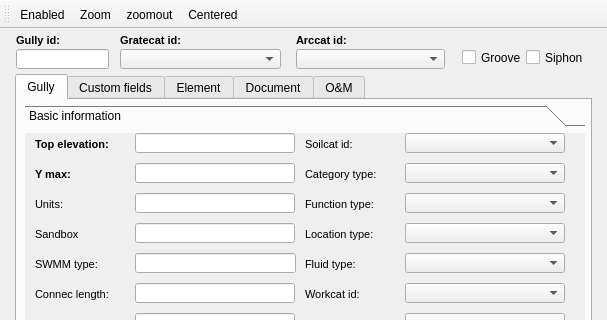
This is ui/ud_man_gully.ui in Giswater/giswater_qgis_plugin as Qt 5 draws it before an edit; both pictures show x 0 to 607 and y 0 to 320 of the 607 by 718 pixel window. The edited form follows.
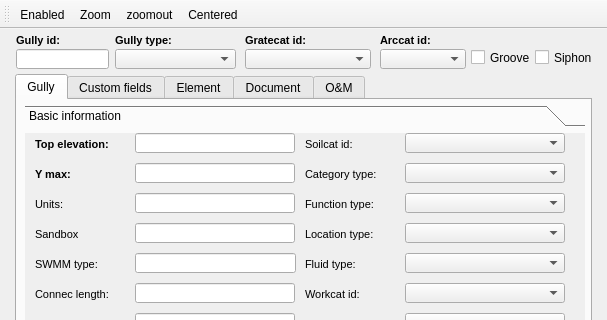
This is the edited form. Icons and pictures are not drawn. Custom widgets are drawn as their Qt base class.

Commit message: UI - ud add gully_type field

The edit to the form file:
```diff
--- a/ui/ud_man_gully.ui
+++ b/ui/ud_man_gully.ui
@@ -17,9 +17,9 @@
    <widget class="QLabel" name="label_connec_arcat_id">
     <property name="geometry">
      <rect>
-      <x>296</x>
+      <x>380</x>
       <y>0</y>
-      <width>90</width>
+      <width>76</width>
       <height>22</height>
      </rect>
     </property>
@@ -55,7 +55,7 @@
    <widget class="QLabel" name="label_gratecat_id">
     <property name="geometry">
      <rect>
-      <x>120</x>
+      <x>245</x>
       <y>0</y>
       <width>90</width>
       <height>22</height>
@@ -93,9 +93,9 @@
    <widget class="QCheckBox" name="siphon">
     <property name="geometry">
      <rect>
-      <x>526</x>
+      <x>535</x>
       <y>20</y>
-      <width>70</width>
+      <width>61</width>
       <height>17</height>
      </rect>
     </property>
@@ -119,9 +119,9 @@
    <widget class="QComboBox" name="connec_arccat_id">
     <property name="geometry">
      <rect>
-      <x>296</x>
+      <x>380</x>
       <y>20</y>
-      <width>149</width>
+      <width>86</width>
       <height>20</height>
      </rect>
     </property>
@@ -2660,7 +2660,7 @@
    <widget class="QCheckBox" name="groove">
     <property name="geometry">
      <rect>
-      <x>462</x>
+      <x>471</x>
       <y>20</y>
       <width>70</width>
       <height>17</height>
@@ -2673,9 +2673,9 @@
    <widget class="QComboBox" name="gratecat_id">
     <property name="geometry">
      <rect>
-      <x>120</x>
+      <x>245</x>
       <y>20</y>
-      <width>161</width>
+      <width>126</width>
       <height>20</height>
      </rect>
     </property>
@@ -3171,6 +3171,54 @@
      <number>3</number>
     </property>
    </widget>
+   <widget class="QComboBox" name="gully_type">
+    <property name="geometry">
+     <rect>
+      <x>115</x>
+      <y>20</y>
+      <width>121</width>
+      <height>20</height>
+     </rect>
+    </property>
+   </widget>
+   <widget class="QLabel" name="label_gully_type">
+    <property name="geometry">
+     <rect>
+      <x>115</x>
+      <y>0</y>
+      <width>90</width>
+      <height>22</height>
+     </rect>
+    </property>
+    <property name="font">
+     <font>
+      <pointsize>8</pointsize>
+      <weight>75</weight>
+      <bold>true</bold>
+     </font>
+    </property>
+    <property name="frameShape">
+     <enum>QFrame::NoFrame</enum>
+    </property>
+    <property name="frameShadow">
+     <enum>QFrame::Plain</enum>
+    </property>
+    <property name="text">
+     <string>Gully type:</string>
+    </property>
+    <property name="textFormat">
+     <enum>Qt::AutoText</enum>
+    </property>
+    <property name="scaledContents">
+     <bool>false</bool>
+    </property>
+    <property name="alignment">
+     <set>Qt::AlignLeading|Qt::AlignLeft|Qt::AlignVCenter</set>
+    </property>
+    <property name="margin">
+     <number>3</number>
+    </property>
+   </widget>
   </widget>
   <widget class="QStatusBar" name="statusbar"/>
   <widget class="QToolBar" name="toolBar">
```
